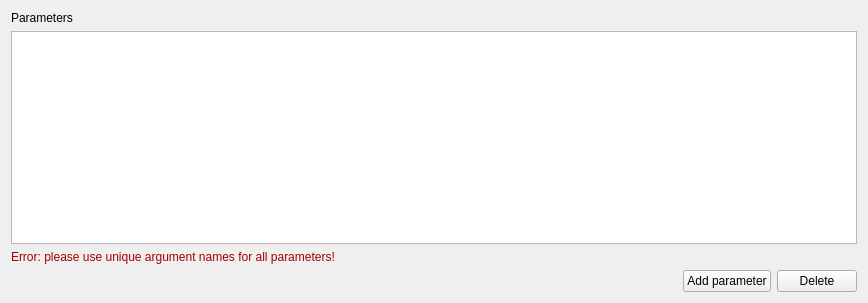
Before: the Qt Designer form src/plugins/workflow_designer/src/library/create_cmdline_based_worker/CreateCmdlineBasedWorkerWizardParametersPage.ui in violethaze74/ugene, drawn with Qt 5.
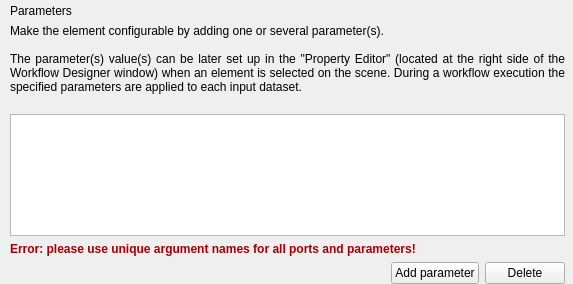
After: the same form once the commit is applied.

Commit message: UGENE-6464: the wizard was renamed to "Create Element with External Tool", it's appearance was updated.

```diff
--- a/src/plugins/workflow_designer/src/library/create_cmdline_based_worker/CreateCmdlineBasedWorkerWizardParametersPage.ui
+++ b/src/plugins/workflow_designer/src/library/create_cmdline_based_worker/CreateCmdlineBasedWorkerWizardParametersPage.ui
@@ -6,14 +6,26 @@
    <rect>
     <x>0</x>
     <y>0</y>
-    <width>868</width>
-    <height>303</height>
+    <width>573</width>
+    <height>284</height>
    </rect>
   </property>
   <property name="windowTitle">
    <string>WizardPage</string>
   </property>
-  <layout class="QVBoxLayout" name="verticalLayout">
+  <layout class="QVBoxLayout" name="verticalLayout_2">
+   <property name="leftMargin">
+    <number>10</number>
+   </property>
+   <property name="topMargin">
+    <number>4</number>
+   </property>
+   <property name="rightMargin">
+    <number>8</number>
+   </property>
+   <property name="bottomMargin">
+    <number>0</number>
+   </property>
    <item>
     <widget class="QLabel" name="lblTitle">
      <property name="text">
@@ -22,6 +34,24 @@
     </widget>
    </item>
    <item>
+    <layout class="QVBoxLayout" name="verticalLayout">
+     <item>
+      <widget class="QLabel" name="lblDescription">
+       <property name="text">
+        <string>Make the element configurable by adding one or several parameter(s).
+
+The parameter(s) value(s) can be later set up in the &quot;Property Editor&quot; (located at the right side of the Workflow Designer window) when an element is selected on the scene. During a workflow execution the specified parameters are applied to each input dataset.
+</string>
+       </property>
+       <property name="alignment">
+        <set>Qt::AlignJustify|Qt::AlignVCenter</set>
+       </property>
+       <property name="wordWrap">
+        <bool>true</bool>
+       </property>
+      </widget>
+     </item>
+     <item>
     <widget class="QTableView" name="tvAttributes">
      <property name="selectionMode">
       <enum>QAbstractItemView::SingleSelection</enum>
@@ -34,6 +64,8 @@
      </attribute>
     </widget>
    </item>
+    </layout>
+   </item>
    <item>
     <widget class="QLabel" name="duplicateParametersWarningLabel">
      <property name="palette">
@@ -74,7 +106,7 @@
       </palette>
      </property>
      <property name="text">
-      <string>Error: please use unique argument names for all parameters!</string>
+      <string>&lt;html&gt;&lt;head/&gt;&lt;body&gt;&lt;p&gt;&lt;span style=&quot; font-weight:600;&quot;&gt;Error: please use unique argument names for all ports and parameters!&lt;/span&gt;&lt;/p&gt;&lt;/body&gt;&lt;/html&gt;</string>
      </property>
     </widget>
    </item>
```
Lines whose indentation alone changed are shown as unchanged. The commit also changes 8 other files.
